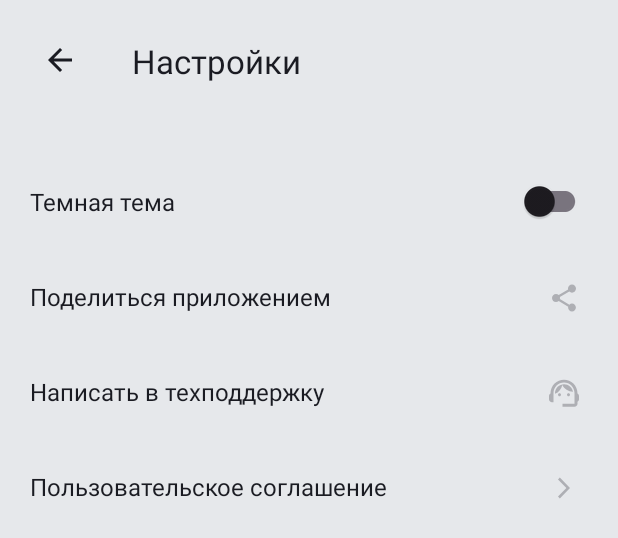
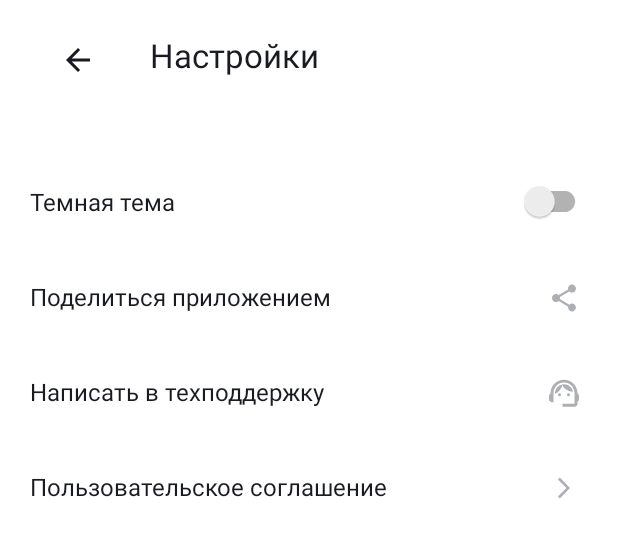
Before and after one commit to MakueB/Playlist-Maker, an Android app: the layout activity_settings.xml on its own in the app's theme, with its tools: preview values and no code run, on a phone screen of 412 x 824 dp. Shown: the top 538 px of the screen. Run offline under Robolectric (Android 15) with nearby library versions, the phone set to English and light mode, and no system bars.

Commit message:
исправил замечания

```diff
--- a/app/src/main/AndroidManifest.xml
+++ b/app/src/main/AndroidManifest.xml
@@ -10,7 +10,7 @@
         android:label="@string/app_name"
         android:roundIcon="@mipmap/ic_launcher_round"
         android:supportsRtl="true"
-        android:theme="@style/Theme.PlaylistMaker"
+        android:theme="@style/Theme.MaterialComponents.DayNight.NoActionBar"
         tools:targetApi="31">
         <activity
             android:name=".LibraryActivity"
--- a/app/src/main/res/layout/activity_main.xml
+++ b/app/src/main/res/layout/activity_main.xml
@@ -7,8 +7,8 @@
     tools:context=".MainActivity"
     android:orientation="vertical"
     android:background="@color/background"
-    android:paddingStart="@dimen/main_margin"
-    android:paddingEnd="@dimen/main_margin"
+    android:paddingStart="@dimen/margin_16"
+    android:paddingEnd="@dimen/margin_16"
     android:paddingBottom="24dp"
     tools:ignore="ExtraText">
 
@@ -19,10 +19,10 @@
         android:text="@string/title"
         android:textColor="@color/white"
         android:layout_marginEnd="52dp"
-        android:layout_marginStart="@dimen/small_margin"
-        android:layout_marginTop="@dimen/small_margin"
+        android:layout_marginStart="@dimen/margin_4"
+        android:layout_marginTop="@dimen/margin_4"
         android:textSize="@dimen/textSize"
-        android:paddingTop="10dp"
+        android:paddingTop="@dimen/padding_10"
         android:paddingStart="@dimen/padding_12"
         android:paddingEnd="62dp"
         android:paddingBottom="@dimen/padding_12" />
@@ -38,12 +38,12 @@
         android:text="@string/search_button_text"
         android:textSize="@dimen/textSize"
         android:textColor="@color/textColor"
-        android:layout_marginTop="@dimen/main_margin"
-        android:paddingStart="@dimen/main_margin"
-        android:paddingEnd="@dimen/main_margin"
+        android:layout_marginTop="@dimen/margin_16"
+        android:paddingStart="@dimen/margin_16"
+        android:paddingEnd="@dimen/margin_16"
         app:icon="@drawable/search_inactive"
         app:iconGravity="textStart"
-        app:iconPadding="@dimen/iconPadding"
+        app:iconPadding="@dimen/padding_8"
         app:iconTint="@color/textColor"
         app:cornerRadius="@dimen/cornerRadius"
         />
@@ -59,12 +59,12 @@
         android:text="@string/media_button_text"
         android:textSize="@dimen/textSize"
         android:textColor="@color/textColor"
-        android:layout_marginTop="@dimen/main_margin"
-        android:paddingStart="@dimen/main_margin"
-        android:paddingEnd="@dimen/main_margin"
+        android:layout_marginTop="@dimen/margin_16"
+        android:paddingStart="@dimen/margin_16"
+        android:paddingEnd="@dimen/margin_16"
         app:icon="@drawable/library_inactive"
         app:iconGravity="textStart"
-        app:iconPadding="@dimen/iconPadding"
+        app:iconPadding="@dimen/padding_8"
         app:iconTint="@color/textColor"
         app:cornerRadius="@dimen/cornerRadius"
         />
@@ -80,12 +80,12 @@
         android:text="@string/settings_button_text"
         android:textSize="@dimen/textSize"
         android:textColor="@color/textColor"
-        android:layout_marginTop="@dimen/main_margin"
-        android:paddingStart="@dimen/main_margin"
-        android:paddingEnd="@dimen/main_margin"
+        android:layout_marginTop="@dimen/margin_16"
+        android:paddingStart="@dimen/margin_16"
+        android:paddingEnd="@dimen/margin_16"
         app:icon="@drawable/settings_inactive"
         app:iconGravity="textStart"
-        app:iconPadding="@dimen/iconPadding"
+        app:iconPadding="@dimen/padding_8"
         app:iconTint="@color/textColor"
         app:cornerRadius="@dimen/cornerRadius"
         />
--- a/app/src/main/res/layout/activity_settings.xml
+++ b/app/src/main/res/layout/activity_settings.xml
@@ -4,11 +4,11 @@
     xmlns:tools="http://schemas.android.com/tools"
     android:layout_width="match_parent"
     android:layout_height="match_parent"
-    android:background="@color/YPLightGray"
+    android:background="@color/white"
     android:orientation="vertical"
     tools:ignore="ExtraText">
 
-    <LinearLayout
+    <androidx.appcompat.widget.Toolbar
         android:layout_width="match_parent"
         android:layout_height="wrap_content"
         android:orientation="horizontal"
@@ -17,27 +17,27 @@
         <ImageView
             android:layout_width="wrap_content"
             android:layout_height="wrap_content"
-            android:layout_marginStart="@dimen/small_margin"
-            android:layout_marginTop="@dimen/small_margin"
-            android:padding="12dp"
+            android:layout_marginStart="@dimen/margin_4"
+            android:layout_marginTop="@dimen/margin_4"
+            android:padding="@dimen/padding_12"
             android:src="@drawable/light_modearrow_back" />
 
         <androidx.appcompat.widget.AppCompatTextView
             android:layout_width="match_parent"
             android:layout_height="wrap_content"
             android:layout_gravity="center"
-            android:layout_marginTop="@dimen/small_margin"
+            android:layout_marginTop="@dimen/margin_4"
             android:layout_marginEnd="52dp"
             android:gravity="center_vertical"
-            android:paddingStart="12dp"
+            android:paddingStart="@dimen/padding_12"
             android:paddingEnd="86dp"
-            android:paddingTop="10dp"
-            android:paddingBottom="12dp"
+            android:paddingTop="@dimen/padding_10"
+            android:paddingBottom="@dimen/padding_12"
             android:text="@string/settings_title"
             android:textColor="@color/YPBlack"
             android:textSize="@dimen/textSize" />
 
-    </LinearLayout>
+    </androidx.appcompat.widget.Toolbar>
 
     <FrameLayout
         android:layout_width="match_parent"
@@ -48,13 +48,13 @@
         <androidx.appcompat.widget.AppCompatTextView
             android:layout_width="match_parent"
             android:layout_height="wrap_content"
-            android:layout_marginStart="@dimen/small_margin"
-            android:layout_marginTop="@dimen/small_margin"
-            android:layout_marginEnd="@dimen/small_margin"
-            android:paddingStart="16dp"
+            android:layout_marginStart="@dimen/margin_4"
+            android:layout_marginTop="@dimen/margin_4"
+            android:layout_marginEnd="@dimen/margin_4"
+            android:paddingStart="@dimen/margin_16"
             android:paddingEnd="6dp"
-            android:paddingTop="19dp"
-            android:paddingBottom="18dp"
+            android:paddingTop="@dimen/padding_19"
+            android:paddingBottom="@dimen/padding_18"
             android:text="@string/dark_theme"
             android:textColor="@color/YPBlack"
             android:textSize="@dimen/settings_textSize" />
@@ -62,14 +62,15 @@
         <androidx.appcompat.widget.SwitchCompat
             android:layout_width="wrap_content"
             android:layout_height="wrap_content"
+            android:backgroundTint="@color/YPLightGray"
             android:layout_gravity="end"
-            android:layout_marginTop="10dp"
+            android:layout_marginTop="@dimen/padding_10"
             android:layout_marginEnd="6dp"
             android:checked="false"
-            android:paddingTop="11dp"
-            android:paddingBottom="11dp"
+            android:paddingTop="@dimen/padding_11"
+            android:paddingBottom="@dimen/padding_11"
             android:paddingStart="9dp"
-            android:paddingEnd="12dp" />
+            android:paddingEnd="@dimen/padding_12" />
 
     </FrameLayout>
 
@@ -80,13 +81,13 @@
         <androidx.appcompat.widget.AppCompatTextView
             android:layout_width="match_parent"
             android:layout_height="wrap_content"
-            android:layout_marginStart="@dimen/small_margin"
-            android:layout_marginTop="@dimen/small_margin"
-            android:layout_marginEnd="@dimen/small_margin"
-            android:paddingStart="16dp"
-            android:paddingTop="19dp"
-            android:paddingEnd="12dp"
-            android:paddingBottom="18dp"
+            android:layout_marginStart="@dimen/margin_4"
+            android:layout_marginTop="@dimen/margin_4"
+            android:layout_marginEnd="@dimen/margin_4"
+            android:paddingStart="@dimen/margin_16"
+            android:paddingTop="@dimen/padding_19"
+            android:paddingEnd="@dimen/padding_12"
+            android:paddingBottom="@dimen/padding_18"
             android:text="@string/share"
             android:textColor="@color/YPBlack"
             android:textSize="@dimen/settings_textSize" />
@@ -95,11 +96,11 @@
             android:layout_width="wrap_content"
             android:layout_height="wrap_content"
             android:layout_gravity="end"
-            android:layout_marginTop="@dimen/small_margin"
-            android:layout_marginEnd="12dp"
-            android:paddingTop="19dp"
-            android:paddingEnd="12dp"
-            android:paddingStart="8dp"
+            android:layout_marginTop="@dimen/margin_4"
+            android:layout_marginEnd="@dimen/padding_12"
+            android:paddingTop="@dimen/padding_19"
+            android:paddingEnd="@dimen/padding_12"
+            android:paddingStart="@dimen/padding_8"
             android:src="@drawable/share" />
 
 
@@ -112,13 +113,13 @@
         <androidx.appcompat.widget.AppCompatTextView
             android:layout_width="match_parent"
             android:layout_height="wrap_content"
-            android:layout_marginStart="@dimen/small_margin"
-            android:layout_marginTop="@dimen/small_margin"
-            android:layout_marginEnd="@dimen/small_margin"
-            android:paddingStart="16dp"
-            android:paddingTop="19dp"
-            android:paddingEnd="12dp"
-            android:paddingBottom="18dp"
+            android:layout_marginStart="@dimen/margin_4"
+            android:layout_marginTop="@dimen/margin_4"
+            android:layout_marginEnd="@dimen/margin_4"
+            android:paddingStart="@dimen/margin_16"
+            android:paddingTop="@dimen/padding_19"
+            android:paddingEnd="@dimen/padding_12"
+            android:paddingBottom="@dimen/padding_18"
             android:text="@string/call_support"
             android:textColor="@color/YPBlack"
             android:textSize="@dimen/settings_textSize" />
@@ -127,11 +128,11 @@
             android:layout_width="wrap_content"
             android:layout_height="wrap_content"
             android:layout_gravity="end"
-            android:layout_marginTop="@dimen/small_margin"
-            android:layout_marginEnd="12dp"
-            android:paddingTop="19dp"
-            android:paddingEnd="12dp"
-            android:paddingStart="8dp"
+            android:layout_marginTop="@dimen/margin_4"
+            android:layout_marginEnd="@dimen/padding_12"
+            android:paddingTop="@dimen/padding_19"
+            android:paddingEnd="@dimen/padding_12"
+            android:paddingStart="@dimen/padding_8"
             android:src="@drawable/support" />
 
 
@@ -144,13 +145,13 @@
         <androidx.appcompat.widget.AppCompatTextView
             android:layout_width="match_parent"
             android:layout_height="wrap_content"
-            android:layout_marginStart="@dimen/small_margin"
-            android:layout_marginTop="@dimen/small_margin"
-            android:layout_marginEnd="@dimen/small_margin"
-            android:paddingStart="16dp"
-            android:paddingTop="19dp"
-            android:paddingEnd="12dp"
-            android:paddingBottom="18dp"
+            android:layout_marginStart="@dimen/margin_4"
+            android:layout_marginTop="@dimen/margin_4"
+            android:layout_marginEnd="@dimen/margin_4"
+            android:paddingStart="@dimen/margin_16"
+            android:paddingTop="@dimen/padding_19"
+            android:paddingEnd="@dimen/padding_12"
+            android:paddingBottom="@dimen/padding_18"
             android:text="@string/user_agreement"
             android:textColor="@color/YPBlack"
             android:textSize="@dimen/settings_textSize" />
@@ -159,11 +160,11 @@
             android:layout_width="wrap_content"
             android:layout_height="wrap_content"
             android:layout_gravity="end"
-            android:layout_marginTop="@dimen/small_margin"
-            android:layout_marginEnd="12dp"
-            android:paddingTop="19dp"
-            android:paddingStart="8dp"
-            android:paddingEnd="12dp"
+            android:layout_marginTop="@dimen/margin_4"
+            android:layout_marginEnd="@dimen/padding_12"
+            android:paddingTop="@dimen/padding_19"
+            android:paddingStart="@dimen/padding_8"
+            android:paddingEnd="@dimen/padding_12"
             android:src="@drawable/arrow_forward" />
     </FrameLayout>
 </LinearLayout>
--- a/app/src/main/res/values/dimens.xml
+++ b/app/src/main/res/values/dimens.xml
@@ -1,11 +1,15 @@
 <?xml version="1.0" encoding="utf-8"?>
 <resources>
-    <dimen name="main_margin">16dp</dimen>
-    <dimen name="small_margin">4dp</dimen>
+    <dimen name="margin_16">16dp</dimen>
+    <dimen name="margin_4">4dp</dimen>
     <dimen name="textSize">22sp</dimen>
     <dimen name="settings_title_textSize">22sp</dimen>
     <dimen name="settings_textSize">16sp</dimen>
     <dimen name="cornerRadius">16dp</dimen>
-    <dimen name="iconPadding">8dp</dimen>
+    <dimen name="padding_8">8dp</dimen>
+    <dimen name="padding_10">10dp</dimen>
+    <dimen name="padding_11">11dp</dimen>
     <dimen name="padding_12">12dp</dimen>
+    <dimen name="padding_18">18dp</dimen>
+    <dimen name="padding_19">19dp</dimen>
 </resources>
```
